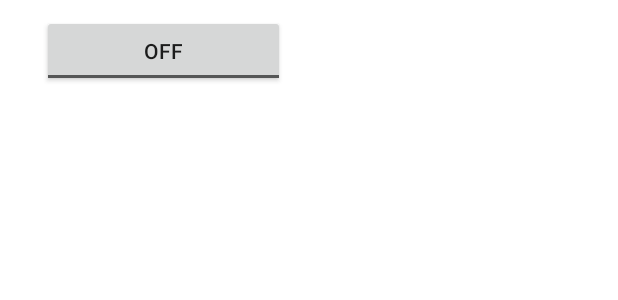
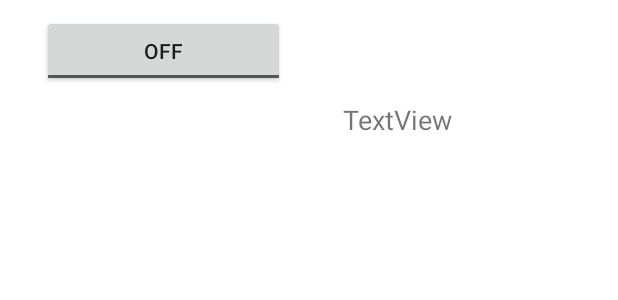
Before and after one commit to LampIOT/LampIOT, an Android app: the layout activity_main.xml on its own in the app's theme, with its tools: preview values and no code run, on a phone screen of 412 x 824 dp. Shown: the part 629-929 px from the top of the screen. Run offline under Robolectric (Android 15) with nearby library versions, the phone set to English and light mode, and no system bars; plain views replace GraphView.

```diff
--- a/app/src/main/res/layout/activity_main.xml
+++ b/app/src/main/res/layout/activity_main.xml
@@ -61,6 +61,24 @@
         app:layout_constraintHorizontal_bias="0.94" />
 
     <TextView
+        android:text="TextView"
+        android:layout_width="wrap_content"
+        android:layout_height="wrap_content"
+        android:id="@+id/textView2"
+        android:layout_marginEnd="80dp"
+        app:layout_constraintRight_toRightOf="parent"
+        android:layout_marginRight="80dp"
+        android:layout_marginStart="8dp"
+        app:layout_constraintLeft_toRightOf="@+id/toggleButton"
+        android:layout_marginLeft="8dp"
+        android:textSize="18sp"
+        android:layout_marginTop="8dp"
+        app:layout_constraintTop_toBottomOf="@+id/graphView"
+        app:layout_constraintBottom_toBottomOf="parent"
+        android:layout_marginBottom="16dp"
+        app:layout_constraintVertical_bias="0.25" />
+
+    <TextView
         android:text="S101"
         android:layout_width="wrap_content"
         android:layout_height="wrap_content"
@@ -74,4 +92,5 @@
 
 
 
+
 </android.support.constraint.ConstraintLayout>
```
Also changed, not shown: app/build.gradle (+15 -4 lines), app/src/main/java/com/example/onasu/lamp/MainActivity.java (+39 -3 lines), 1 other file.
